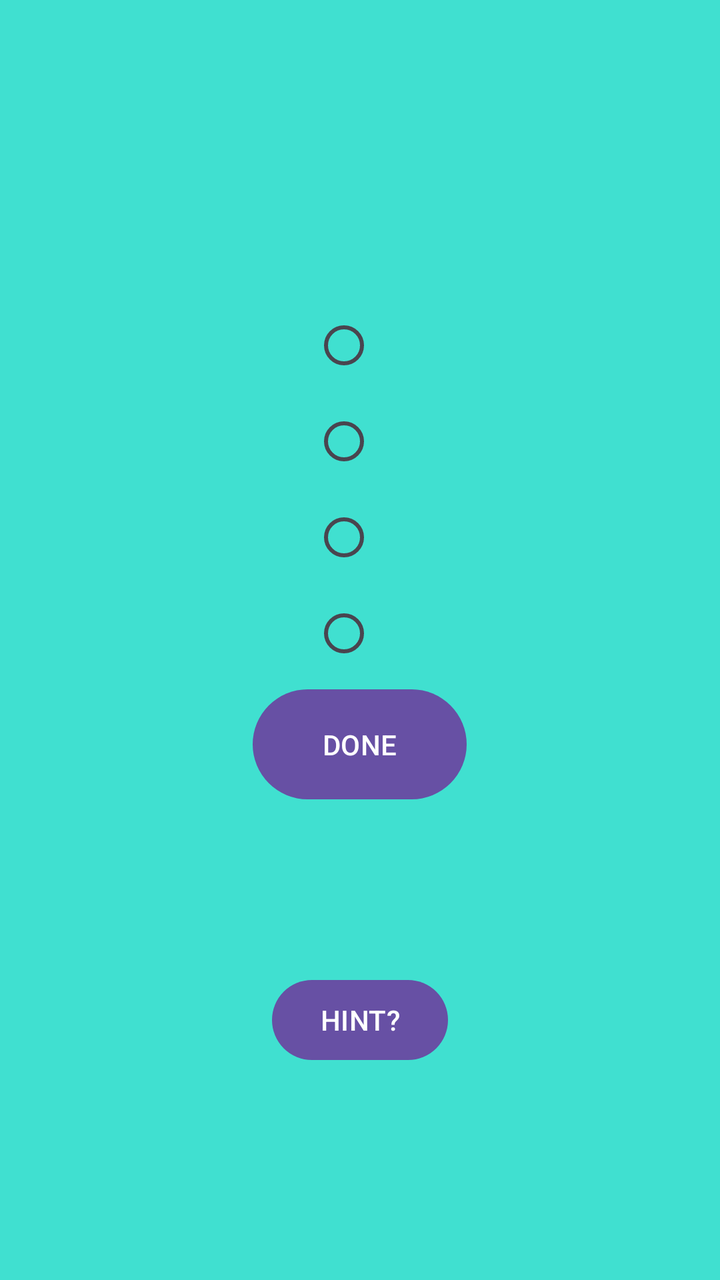
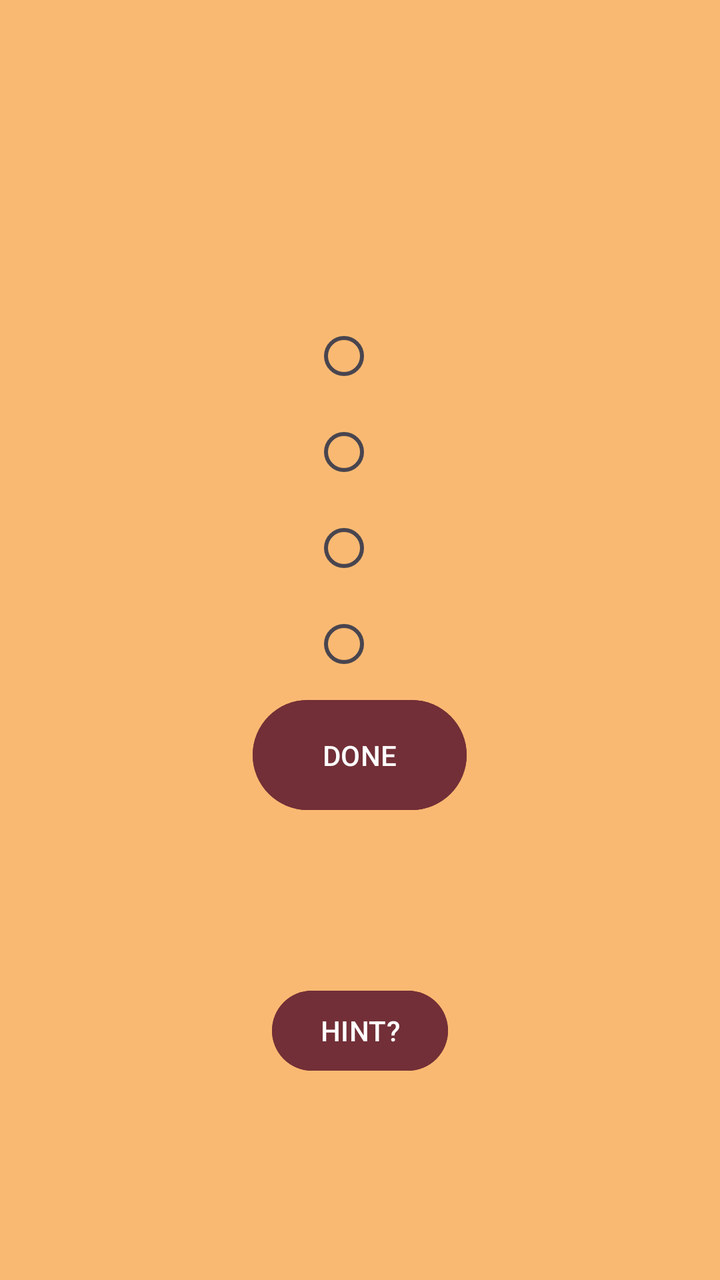

Screens rendered from an Android XML layout before and after an edit, with the pre-edit source and the edit as a unified diff.
<!-- AndroidManifest.xml: application theme Theme.QuizAppLJV1 -->
<!-- res/layout/activity_quiz.xml -->
<?xml version="1.0" encoding="utf-8"?>
<LinearLayout
    android:layout_width="match_parent"
    android:layout_height="match_parent"
    android:orientation="vertical"
    android:gravity="center"
    android:background="@color/turquoise"
    xmlns:android="http://schemas.android.com/apk/res/android">
    <TextView
        android:layout_width="wrap_content"
        android:layout_height="wrap_content"
        android:text=""
        android:textSize="32sp"
        android:id="@+id/Question_TV"
        android:textColor="@color/violet"
        />
    <RadioGroup
        android:layout_width="wrap_content"
        android:layout_height="wrap_content"
        android:id="@+id/questionAnswers_RG"
        >

        <RadioButton
            android:id="@+id/answerA_RB"
            android:layout_width="wrap_content"
            android:layout_height="wrap_content"
            android:textColor="@color/violet"
            android:text=""
            />

        <RadioButton
            android:layout_width="wrap_content"
            android:layout_height="wrap_content"
            android:id="@+id/answerB_RB"
            android:textColor="@color/violet"
            android:text=""
            />
        <RadioButton
            android:layout_width="wrap_content"
            android:layout_height="wrap_content"
            android:id="@+id/answerC_RB"
            android:textColor="@color/violet"
            android:text=""
            />
        <RadioButton
            android:layout_width="wrap_content"
            android:layout_height="wrap_content"
            android:id="@+id/answerD_RB"
            android:textColor="@color/violet"
            android:text=""
            />
    </RadioGroup>

    <Button
        android:id="@+id/done_BTN"
        android:layout_width="107dp"
        android:layout_height="63dp"
        android:text="@string/done" />
    <Button
        android:layout_width="wrap_content"
        android:layout_height="wrap_content"
        android:id="@+id/hint_BTN"
        android:text="@string/hint"
        android:layout_marginTop="40pt"
        />

</LinearLayout>
<!-- resources referenced by this layout -->
<resources>
  <color name="turquoise">#40E0D0</color>
  <color name="violet">#710193</color>
  <string name="done">DONE</string>
  <string name="hint">HINT?</string>
  <style name="Theme.QuizAppLJV1" parent="Base.Theme.QuizAppLJV1" />
  <style name="Base.Theme.QuizAppLJV1" parent="Theme.Material3.DayNight.NoActionBar">
          
          
      </style>
</resources>

<!-- the commit's change to res/layout/activity_quiz.xml (unified diff, before → after) -->
@@ -4,15 +4,15 @@
     android:layout_height="match_parent"
     android:orientation="vertical"
     android:gravity="center"
-    android:background="@color/turquoise"
+    android:background="@color/calmOrange"
     xmlns:android="http://schemas.android.com/apk/res/android">
     <TextView
         android:layout_width="wrap_content"
         android:layout_height="wrap_content"
         android:text=""
-        android:textSize="32sp"
+        android:textSize="40sp"
         android:id="@+id/Question_TV"
-        android:textColor="@color/violet"
+        android:textColor="@color/black"
         />
     <RadioGroup
         android:layout_width="wrap_content"
@@ -24,7 +24,9 @@
             android:id="@+id/answerA_RB"
             android:layout_width="wrap_content"
             android:layout_height="wrap_content"
-            android:textColor="@color/violet"
+            android:textSize="28sp"
+            android:textStyle="bold"
+            android:textColor="@color/black"
             android:text=""
             />
 
@@ -32,21 +34,27 @@
             android:layout_width="wrap_content"
             android:layout_height="wrap_content"
             android:id="@+id/answerB_RB"
-            android:textColor="@color/violet"
+            android:textSize="28sp"
+            android:textStyle="bold"
+            android:textColor="@color/black"
             android:text=""
             />
         <RadioButton
             android:layout_width="wrap_content"
             android:layout_height="wrap_content"
             android:id="@+id/answerC_RB"
-            android:textColor="@color/violet"
+            android:textSize="28sp"
+            android:textStyle="bold"
+            android:textColor="@color/black"
             android:text=""
             />
         <RadioButton
             android:layout_width="wrap_content"
             android:layout_height="wrap_content"
             android:id="@+id/answerD_RB"
-            android:textColor="@color/violet"
+            android:textSize="28sp"
+            android:textColor="@color/black"
+            android:textStyle="bold"
             android:text=""
             />
     </RadioGroup>
@@ -55,11 +63,13 @@
         android:id="@+id/done_BTN"
         android:layout_width="107dp"
         android:layout_height="63dp"
+        android:backgroundTint="@color/wine"
         android:text="@string/done" />
     <Button
         android:layout_width="wrap_content"
         android:layout_height="wrap_content"
         android:id="@+id/hint_BTN"
+        android:backgroundTint="@color/wine"
         android:text="@string/hint"
         android:layout_marginTop="40pt"
         />
<!-- resource entries referenced after the edit -->
@@ -1,7 +1,8 @@
 <!-- resources referenced by this layout -->
 <resources>
-  <color name="turquoise">#40E0D0</color>
-  <color name="violet">#710193</color>
+  <color name="black">#FF000000</color>
+  <color name="calmOrange">#FAB972</color>
+  <color name="wine">#722F37</color>
   <string name="done">DONE</string>
   <string name="hint">HINT?</string>
   <style name="Theme.QuizAppLJV1" parent="Base.Theme.QuizAppLJV1" />
